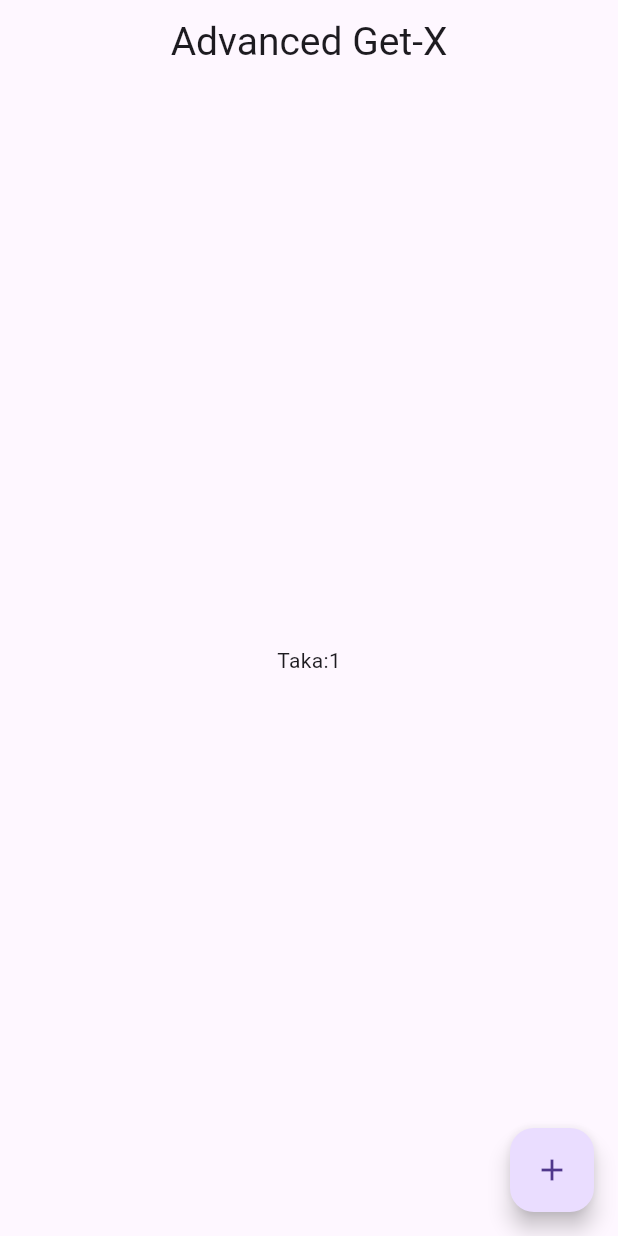
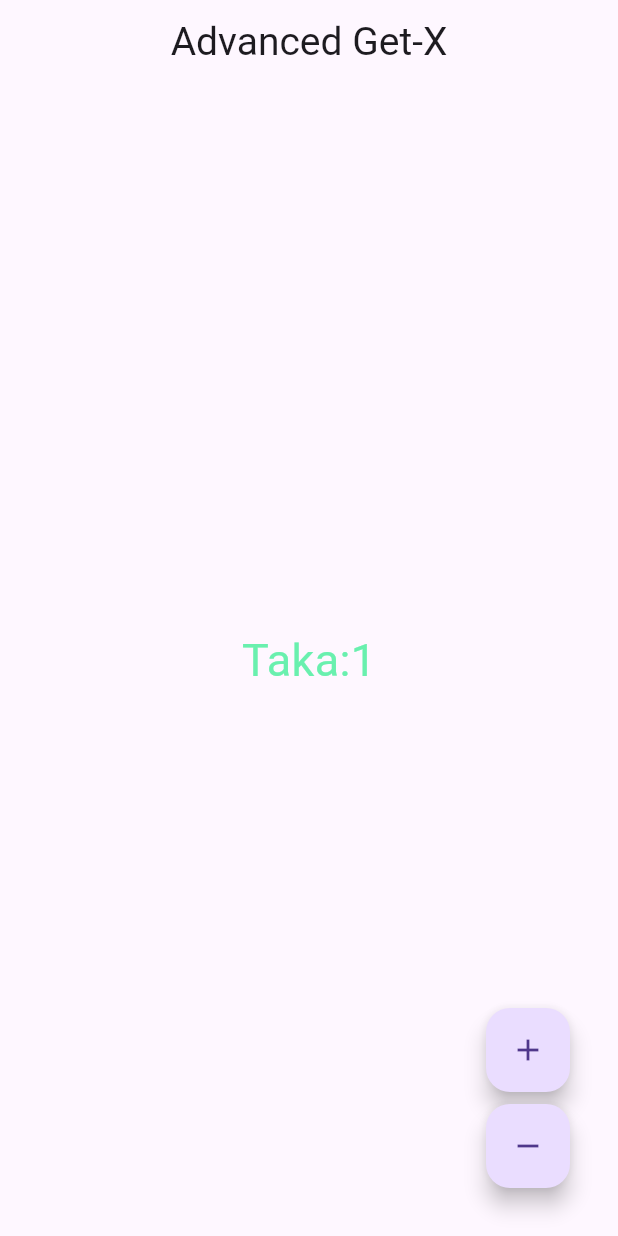
Before and after one commit to IMTIAZ-RONY/Ostad_batch_07, a Flutter app: the screen it shows after launch, after a tap on the "add" icon, on a phone screen of 412 x 824 dp. Run offline on Flutter 3.47's test engine with Material 3 defaults, Android fonts, the phone set to English and light mode, and no system bars; our stand-ins replace flutter_screenutil, get.

Commit message:
counterApp Advance Get_x

```diff
--- a/lib/business_logic/controllers/counter_controller.dart
+++ b/lib/business_logic/controllers/counter_controller.dart
@@ -2,5 +2,23 @@
 import 'package:get/get_state_manager/src/simple/get_controllers.dart';
 
 class CounterController extends GetxController{
+int _count=0;
+get count=>_count;
+void increment(){
+  _count++;
+  update();
+}
+void decrement(){
+  _count--;
+  update();
+}
+///do not go under 0
+void decre(){
+  if(_count>0){
+    _count--;
+    update();
+  }
+}
+
 
 }
--- a/lib/ui/screens/home_screens.dart
+++ b/lib/ui/screens/home_screens.dart
@@ -12,7 +12,7 @@ class HomeScreen extends StatefulWidget {
 }
 
 class _HomeScreenState extends State<HomeScreen> {
-RxInt _count=0.obs;
+CounterController counterController=CounterController();
 
   @override
   Widget build(BuildContext context) {
@@ -20,24 +20,38 @@ RxInt _count=0.obs;
       appBar:AppBar(title: const Center(
           child: Text ("Advanced Get-X",style:TextStyle(fontSize:26 ) ,)) ,) ,
       body: Center(
-        child:Obx((){
-          return Text(
-            "Taka:$_count" ,
-          ) ;
-        }),
+        child:GetBuilder<CounterController>(
+          init:counterController ,
+            builder:(plus){
+              return Text(
+                "Taka:${plus.count}",style:const TextStyle(fontSize:30 ,color:Colors.greenAccent ,) ,
+              ) ;
+            } ),
 
         ),
-      floatingActionButton: FloatingActionButton(
 
-        onPressed:(){
-          _count++;
-          },
-        child: const Icon(Icons.add),
+      floatingActionButton: Stack(
+           children: [
+             Positioned(
+               bottom:80 ,
+                 right:16 ,
+                 child:FloatingActionButton(
+               heroTag:'Increment ',
+                 onPressed: counterController.increment,
+               child:const Icon(Icons.add) ,
+             )),
+             Positioned(
+               bottom: 16,
+               right: 16,
+                 child: FloatingActionButton(
+                  heroTag:"Decrement" ,
+                  onPressed:counterController.decre,
+                   child:const Icon(Icons.remove) ,)),
+
+               ],
+
       ),
       );
-
-
-
   }
 
 }
```
